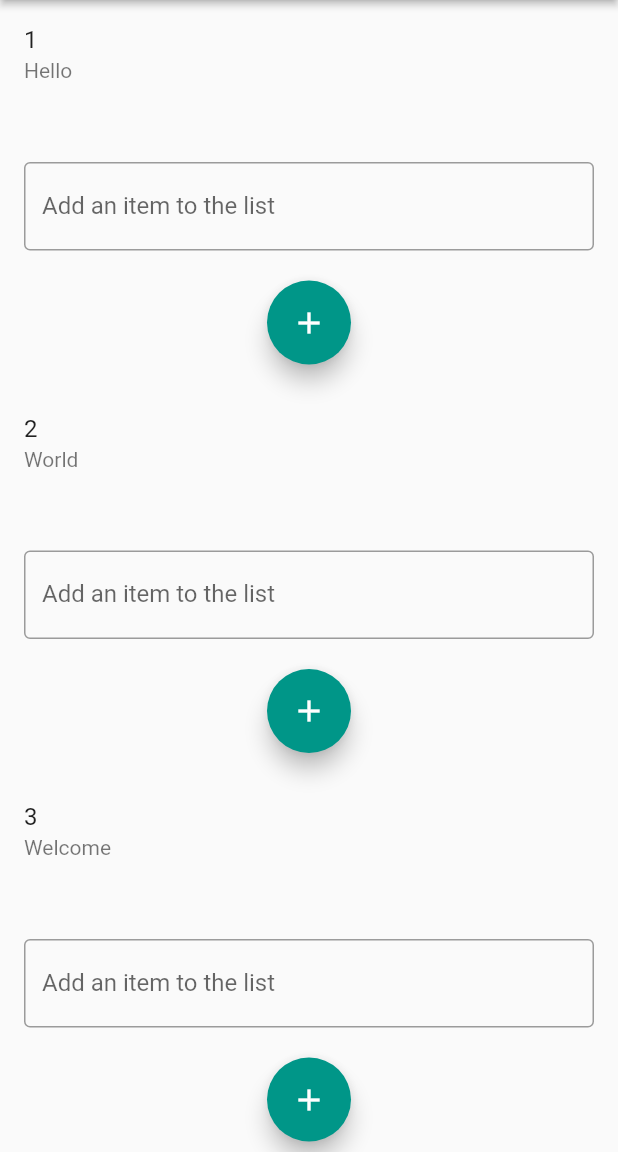
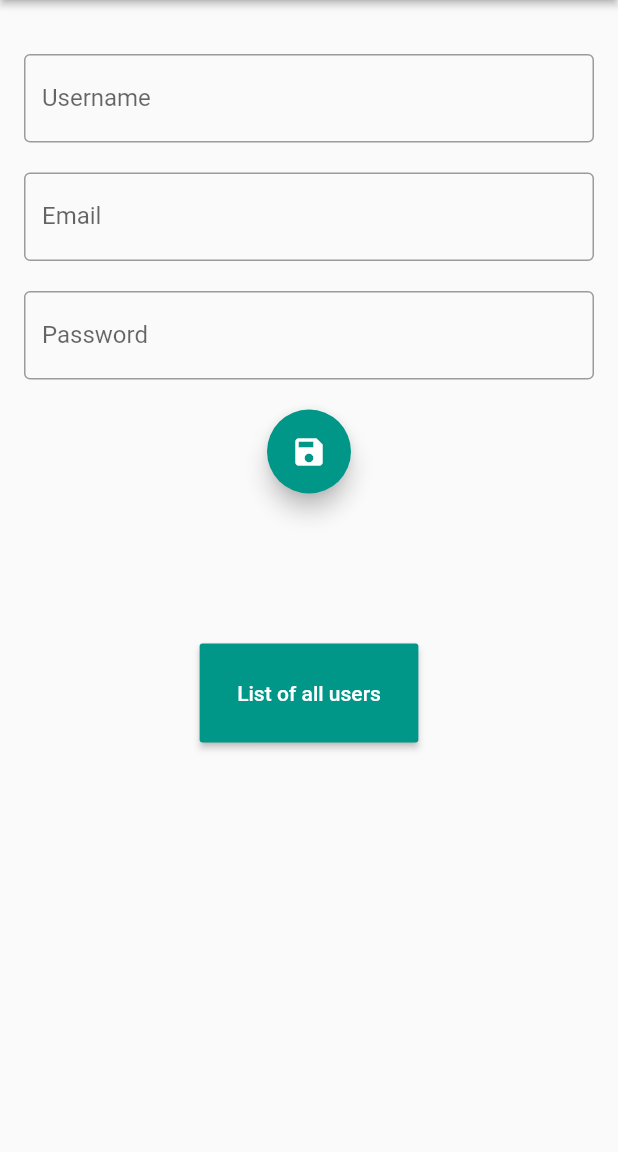
Before and after one commit to AmulyaReddy99/flutter-redis-app, a Flutter app: the screen it shows after launch, on a phone screen of 412 x 824 dp, the part 84-1236 px from its top. Run offline on Flutter 3.47's test engine with Material 2 defaults, Android fonts, the phone set to English and light mode, and no system bars; our stand-ins replace cloud_firestore, firebase_core; missing offline and left inert: redis; accounts and stored records are empty.

Commit message:
firebase added

```diff
--- a/lib/pages/main-page.dart
+++ b/lib/pages/main-page.dart
@@ -1,70 +1,48 @@
 import 'package:flutter/material.dart';
-import 'package:redis/redis.dart';
+import 'package:flutter_redis_app/pages/user-list.dart';
+// import 'package:redis/redis.dart';
+import 'package:cloud_firestore/cloud_firestore.dart';
 
 class MainPage extends StatefulWidget {
   @override
   _MainPage createState() => _MainPage();
 }
 
-RedisConnection conn = new RedisConnection();
-conn.connect('localhost',6379)
-  .then((Command command) {
-    command.send_object(["SET","key","0"])
-    .then((var response){
-      assert(response == 'OK');
-      return command.send_object(["INCR","key"]);
+class _MainPage extends State<MainPage> {
+
+  final usernameController = TextEditingController();
+  final emailController = TextEditingController();
+  final passwordController = TextEditingController();
+
+  CollectionReference users = FirebaseFirestore.instance.collection('users');
+
+  void onButtonPress(){
+    Future<void> addUser() {
+      return users
+          .add({
+            'username': this.usernameController.text,
+            'email': this.emailController.text,
+            'password': this.passwordController.text
           })
-    .then((var response){
-      assert(response == 1);
-      return command.send_object(["INCR","key"]);
-    })
-    .then((var response){
-      assert(response == 2);
-      return command.send_object(["INCR","key"]);
-    })
-    .then((var response){
-      assert(response == 3);
-      return command.send_object(["GET","key"]);
-    })
-    .then((var response){
-      return print(response); // 3
-    });
-});
-
-
-abstract class ListItem {
-  Widget buildTitle(BuildContext context);
-  Widget buildSubtitle(BuildContext context);
+          .then((value) => print("User Added"))
+          .catchError((error) => print("Failed to add user: $error"));
     }
 
-class HeadingItem implements ListItem {
-  final String heading;
-  HeadingItem(this.heading);
-  Widget buildTitle(BuildContext context) {
-    return Text(
-      heading,
-      style: Theme.of(context).textTheme.headline5,
-    );
+    addUser();
+
+      // command.send_object(["username",this.usernameController.text])
+      // .then((var response){
+      //   assert(response == 1);
+      // });
+      // command.send_object(["email",this.emailController.text])
+      // .then((var response){
+      //   assert(response == 2);
+      // });
+      // command.send_object(["password",this.passwordController.text])
+      // .then((var response){
+      //   assert(response == 2);
+      // });
   }
-  Widget buildSubtitle(BuildContext context) => null;
-}
-
-class Items implements ListItem {
-  String id;
-  String body;
-  Items(this.id, this.body);
-  Widget buildTitle(BuildContext context) => Text(id);
-  Widget buildSubtitle(BuildContext context) => Text(body);
-}
-
-
-class _MainPage extends State<MainPage> {
-  List<ListItem> items = [
-    Items("1", "Hello"),
-    Items("2", "World"),
-    Items("3", "Welcome"),
-    Items("4", "Flutter"),
-  ];
 
   @override
   Widget build(BuildContext context) {
@@ -74,40 +52,57 @@ class _MainPage extends State<MainPage> {
         elevation: 2,
         backgroundColor: Theme.of(context).primaryColor,
       ),
-      body: ListView.builder(
-              itemCount: items.length,
-              itemBuilder: (context, index) {
-              final item = items[index];
-
-                return (
-                  Column(children: [
-
-                  ListTile(
-                    title: item.buildTitle(context),
-                    subtitle: item.buildSubtitle(context),
-                  ),
-
-
-                  Padding(
+      body:
+      Column(
+        crossAxisAlignment: CrossAxisAlignment.center,
+        children: [
+          Container(
+            child: Padding(
               padding: EdgeInsets.all(16.0),
               child: new Column(children: [
                 SizedBox( height: 20, ),
                 TextField(
+                  controller: usernameController,
                   decoration: InputDecoration(
-                            labelText: 'Add an item to the list', border: OutlineInputBorder()),
+                      labelText: 'Username', border: OutlineInputBorder()),
+                ),
+                SizedBox( height: 20, ),
+                TextField(
+                  controller: emailController,
+                  decoration: InputDecoration(
+                      labelText: 'Email', border: OutlineInputBorder()),
+                ),
+                SizedBox( height: 20, ),
+                TextField(
+                  controller: passwordController,
+                  decoration: InputDecoration(
+                      labelText: 'Password', border: OutlineInputBorder()),
                 ),
                 SizedBox( height: 20, ),
                 FloatingActionButton(
-                        tooltip: 'Add Item',
-                        child: Icon(Icons.add),
+                  onPressed: onButtonPress,
+                  tooltip: 'Save User',
+                  child: Icon(Icons.save),
                 ),
-                    ],)
+                SizedBox( height: 100, ),
+                RaisedButton(
+                  textColor: Colors.white,
+                  color: Theme.of(context).primaryColor,
+                  child: Text("List of all users"),
+                  padding: const EdgeInsets.all(25),
+                  onPressed: () {
+                    Navigator.push(
+                      context,
+                      new MaterialPageRoute(builder: (context) => new UserPage()),
+                    );
+                  }
                 ),
 
               ],
+            ),
             )
-                );
-              },
+          )
+        ]
       )
     );
   }
```
Also changed, not shown: lib/pages/user-list.dart (added, +94 -0 lines). Lines whose indentation alone changed are shown as unchanged.
